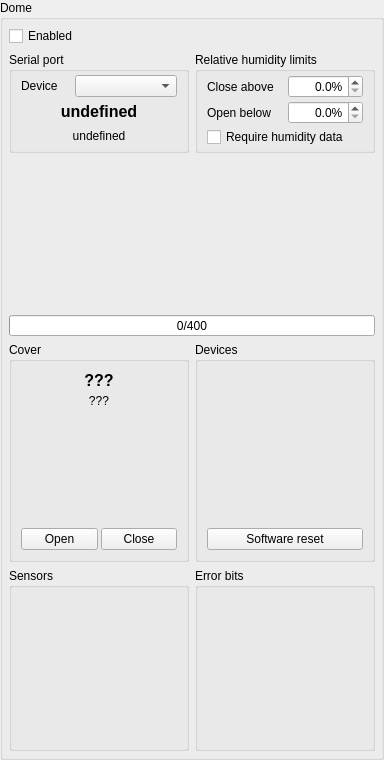
Old version of the form widgets/qdome.ui in the repository AMOS-uniba/amos-client.
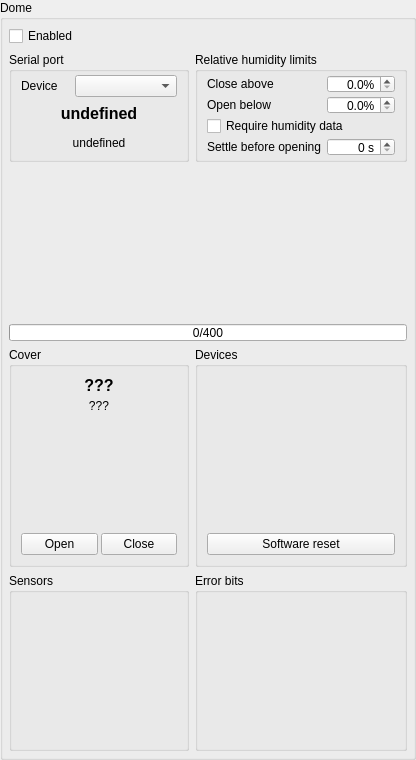
New version of the form. Custom widgets are drawn as their Qt base class.

Commit message: Make the cover wait for the weather to settle before opening

```diff
--- a/widgets/qdome.ui
+++ b/widgets/qdome.ui
@@ -283,6 +283,44 @@
            </property>
           </widget>
          </item>
+         <item row="4" column="0">
+          <widget class="QLabel" name="lx_open_settle">
+           <property name="text">
+            <string>Settle before opening</string>
+           </property>
+          </widget>
+         </item>
+         <item row="4" column="1">
+          <widget class="QSpinBox" name="sb_open_settle">
+           <property name="maximumSize">
+            <size>
+             <width>80</width>
+             <height>16777215</height>
+            </size>
+           </property>
+           <property name="toolTip">
+            <string>How long rain and humidity must both stay clear before the cover opens. Stops a faulty rain sensor that flips on and off from cycling the cover open and closed. Does not delay closing, and does not delay the usual opening at dusk. Zero waits for nothing.</string>
+           </property>
+           <property name="alignment">
+            <set>Qt::AlignmentFlag::AlignRight|Qt::AlignmentFlag::AlignTrailing|Qt::AlignmentFlag::AlignVCenter</set>
+           </property>
+           <property name="showGroupSeparator" stdset="0">
+            <bool>true</bool>
+           </property>
+           <property name="suffix">
+            <string> s</string>
+           </property>
+           <property name="minimum">
+            <number>0</number>
+           </property>
+           <property name="maximum">
+            <number>3600</number>
+           </property>
+           <property name="singleStep">
+            <number>30</number>
+           </property>
+          </widget>
+         </item>
         </layout>
        </widget>
       </item>
```
Left out of the diff: 1 changed line with no effect on the pictures. The commit also changes 4 other files.
